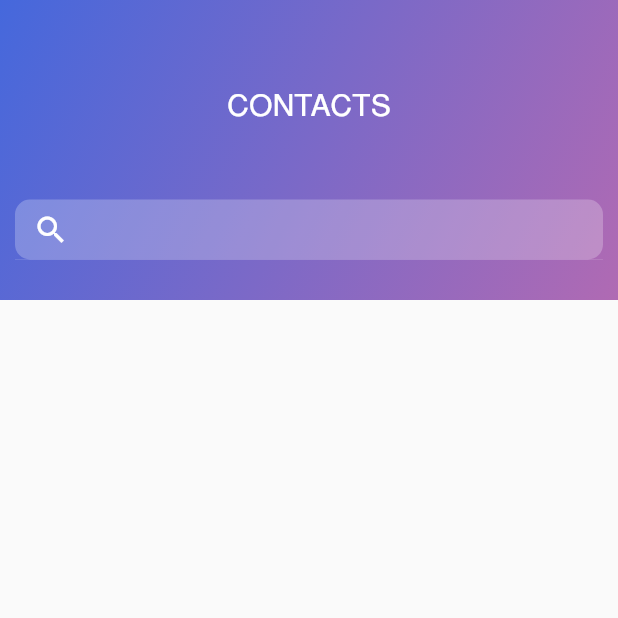
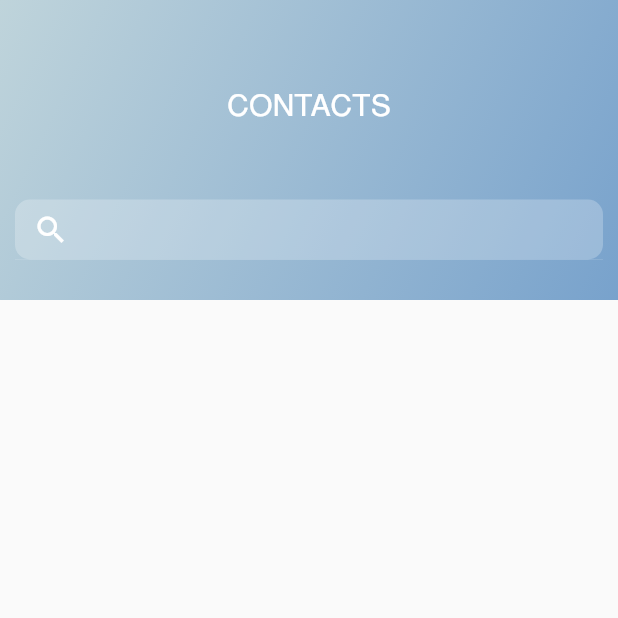
Before and after one commit to Simplify-Networks/katha, a Flutter app: the Fragment2 screen opened directly, on a phone screen of 412 x 824 dp, the top half of it. Run offline on Flutter 3.47's test engine with Material 2 defaults, Android fonts, the phone set to English and light mode, and no system bars; our stand-ins replace audioplayers, firebase_auth, firebase_core, firebase_database, flutter_signin_button, get and 4 more; missing offline and left inert: flutter_facebook_auth, jitsi_meet; accounts and stored records are empty; network calls fail.

Commit message:
Added Login in with email save to user model and edited colour code

```diff
--- a/lib/fragment1.dart
+++ b/lib/fragment1.dart
@@ -45,7 +45,10 @@
               height: 200.0,
             ),
             decoration: new BoxDecoration(
-              gradient: new LinearGradient(colors: [Color.fromARGB(255, 69,104,220),Color.fromARGB(255, 176,106,179)],
+              gradient: new LinearGradient(colors: [
+                Color(0xffBFD4DB),
+                Color(0xff78A2CC)
+              ],
                   begin: Alignment.topLeft,
                   end: Alignment.bottomRight,
                   stops: [0.0,1.0],
--- a/lib/fragment2.dart
+++ b/lib/fragment2.dart
@@ -97,7 +97,10 @@
               height: 200.0,
             ),
             decoration: new BoxDecoration(
-              gradient: new LinearGradient(colors: [Color.fromARGB(255, 69,104,220),Color.fromARGB(255, 176,106,179)],
+              gradient: new LinearGradient(colors: [
+                Color(0xffBFD4DB),
+                Color(0xff78A2CC)
+              ],
                   begin: Alignment.topLeft,
                   end: Alignment.bottomRight,
                   stops: [0.0,1.0],
```
Also changed, not shown: lib/loginwithemail.dart (+22 -8 lines).
